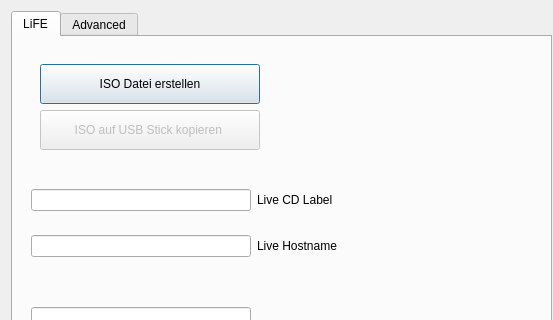
Qt form main.ui (valueerrorx/life-builder) before a commit; both pictures show x 0 to 553 and y 0 to 320 of the 553 by 561 pixel window.
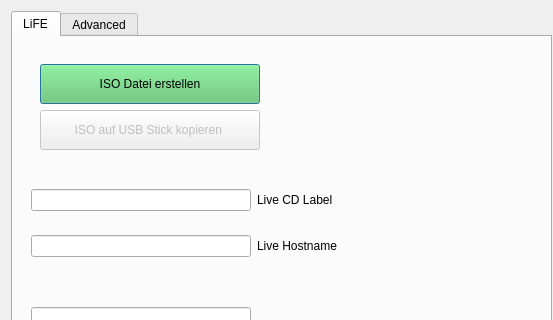
The same form after that commit. Icons and pictures are not drawn.

Commit message: changed default memory size of KVM memory option to 2000MB

The edit to the form file:
```diff
--- a/main.ui
+++ b/main.ui
@@ -107,7 +107,7 @@
                 </size>
                </property>
                <property name="styleSheet">
-                <string notr="true"/>
+                <string notr="true">background-color:rgba(100,200,100,0.5);</string>
                </property>
                <property name="text">
                 <string>ISO Datei erstellen</string>
```
Left out of the diff: 2 changed lines with no effect on the pictures. The commit also changes 2 other files.
